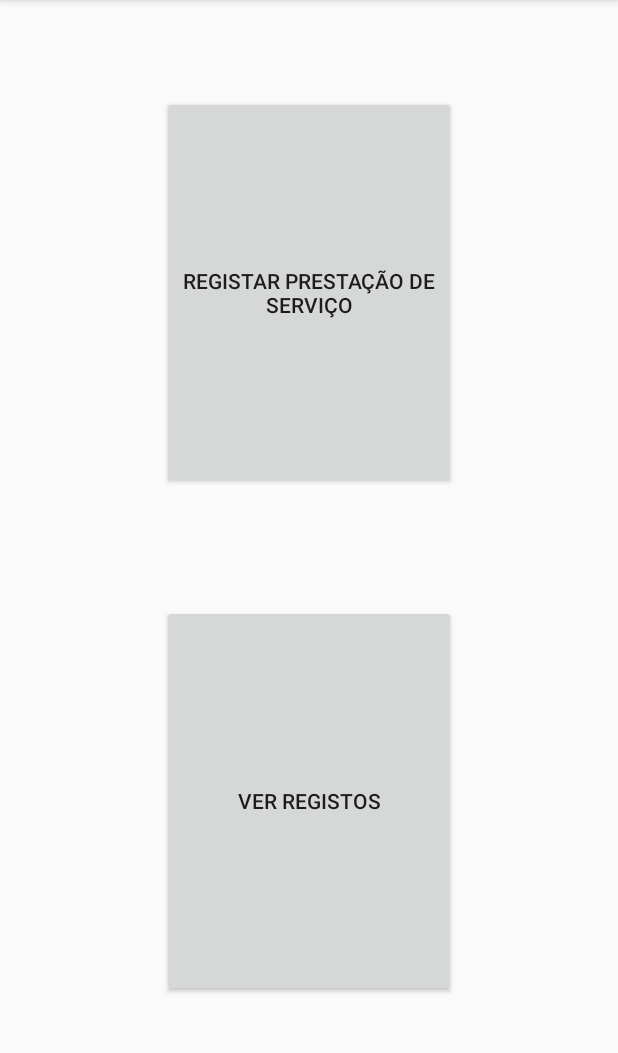
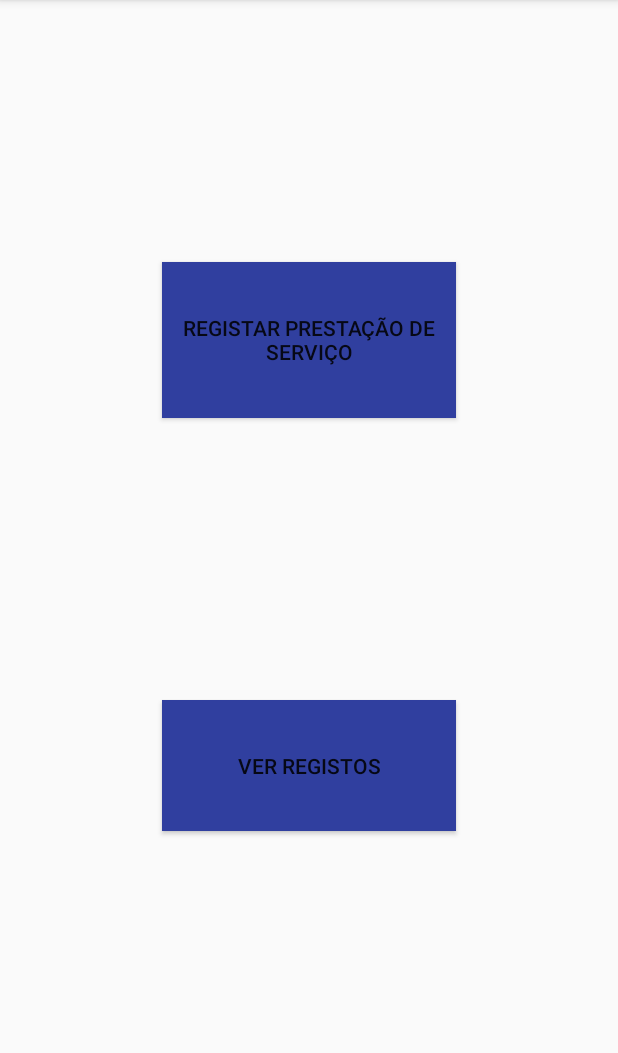
Before and after one commit to marcosmluis/HeartBits, an Android app: the Operacao screen opened directly, with no data from a screen before it, on a phone screen of 412 x 824 dp, the part 84-1137 px from its top. Run offline under Robolectric (Android 15) with nearby library versions, the phone set to English and light mode, and no system bars.

Commit message:
a tua prima

```diff
--- a/app/src/main/java/com/example/jose/heartbits/Operacao.java
+++ b/app/src/main/java/com/example/jose/heartbits/Operacao.java
@@ -5,6 +5,8 @@ import android.os.Bundle;
 import android.support.v7.app.AppCompatActivity;
 import android.view.View;
 import android.widget.Button;
+
+import com.example.jose.heartbits.barcode.BarcodeCaptureActivity;
 
 
 public class Operacao extends AppCompatActivity {
@@ -16,6 +18,7 @@ public class Operacao extends AppCompatActivity {
         setContentView(R.layout.operacao);
 
         Button registar = (Button) findViewById(R.id.registar);
+        Button registos = (Button) findViewById(R.id.registos);
 
 
 
@@ -27,11 +30,19 @@ public class Operacao extends AppCompatActivity {
         }
         });
 
+        registar.setOnClickListener(new View.OnClickListener() {
+            @Override
+            public void onClick(View view) {
+
+                launchRegistar();
+            }
+        });
+
     }
 
     private void launchRegistar() {
 
-        Intent intent = new Intent(this, Registos.class);
+        Intent intent = new Intent(this, BarcodeCaptureActivity.class);
         startActivity(intent);
     }
 
--- a/app/src/main/java/com/example/jose/heartbits/barcode/BarcodeCaptureActivity.java
+++ b/app/src/main/java/com/example/jose/heartbits/barcode/BarcodeCaptureActivity.java
@@ -95,6 +95,8 @@ public final class BarcodeCaptureActivity extends AppCompatActivity
             Intent intent = new Intent();
             intent.putExtra(BarcodeObject, barcode);
             setResult(CommonStatusCodes.SUCCESS, intent);
+            System.out.println("String ---------------------" + barcode.displayValue);
+
             finish();
         }
     }
--- a/app/src/main/res/layout/barcode_capture.xml
+++ b/app/src/main/res/layout/barcode_capture.xml
@@ -7,10 +7,10 @@
     android:layout_height="match_parent"
     android:keepScreenOn="true">
 
-    <com.varvet.barcodereadersample.camera.CameraSourcePreview
+    <com.example.jose.heartbits.camera.CameraSourcePreview
         android:id="@+id/preview"
         android:layout_width="match_parent"
         android:layout_height="0dp"
         android:layout_weight="1">
-    </com.varvet.barcodereadersample.camera.CameraSourcePreview>
+    </com.example.jose.heartbits.camera.CameraSourcePreview>
 </LinearLayout>
--- a/app/src/main/res/layout/operacao.xml
+++ b/app/src/main/res/layout/operacao.xml
@@ -9,9 +9,10 @@
     <Button
         android:id="@+id/registar"
         android:layout_width="196dp"
-        android:layout_height="0dp"
+        android:layout_height="104dp"
         android:layout_marginBottom="77dp"
         android:layout_marginTop="64dp"
+        android:background="@color/colorPrimaryDark"
         android:text="Registar prestação de serviço"
         app:layout_constraintBottom_toTopOf="@+id/registos"
         app:layout_constraintEnd_toEndOf="parent"
@@ -21,11 +22,14 @@
     <Button
         android:id="@+id/registos"
         android:layout_width="196dp"
-        android:layout_height="0dp"
+        android:layout_height="87dp"
         android:layout_marginBottom="103dp"
         android:text="Ver registos"
+        android:background="@color/colorPrimaryDark"
         app:layout_constraintBottom_toBottomOf="parent"
         app:layout_constraintEnd_toEndOf="parent"
+        app:layout_constraintLeft_toLeftOf="parent"
+        app:layout_constraintRight_toRightOf="parent"
         app:layout_constraintStart_toStartOf="parent"
         app:layout_constraintTop_toBottomOf="@+id/registar" />
 
```
